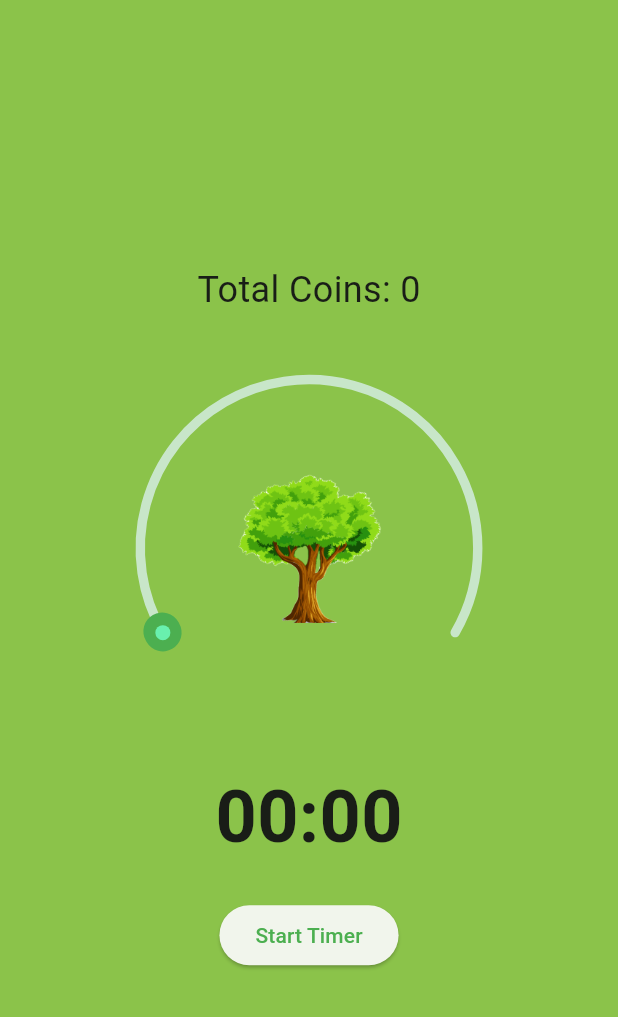
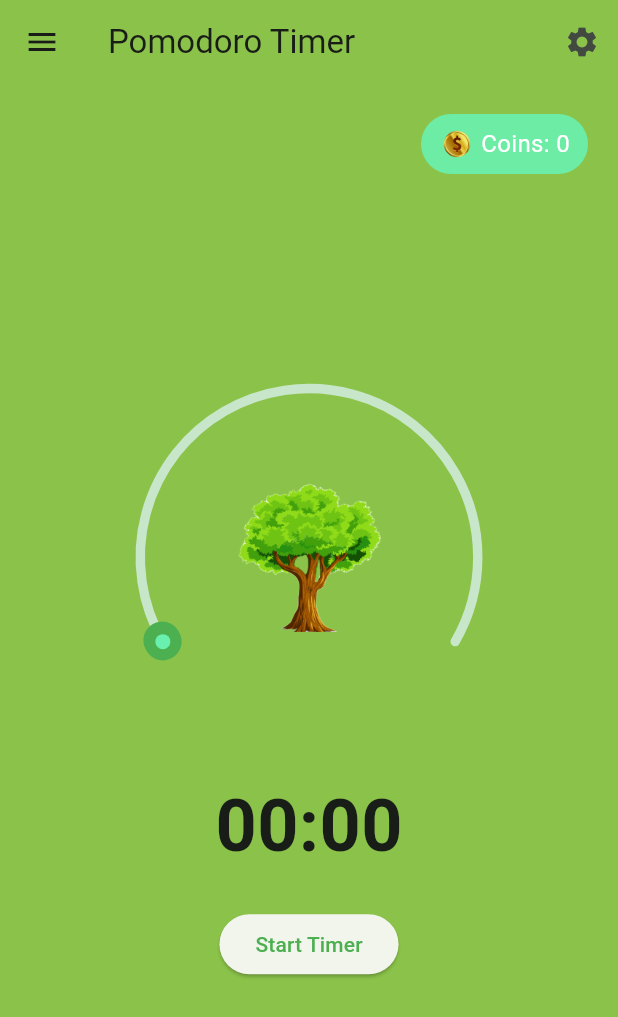
Before and after one commit to Ais3l/productivity_app_andy, a Flutter app: the screen it shows after launch, on a phone screen of 412 x 824 dp. Shown: the top 1017 px of the screen. Run offline on Flutter 3.47's test engine with Material 3 defaults, Android fonts, the light colour scheme and no system bars; drawn by our look-alikes of sleek_circular_slider.

Commit message:
gold coin image added to coin counter

```diff
--- a/lib/main.dart
+++ b/lib/main.dart
@@ -15,15 +15,15 @@ class MyApp extends StatelessWidget {
       title: 'Productivity App',
       theme: ThemeData(
         colorScheme: ColorScheme.fromSeed(
-          seedColor: Colors.green, // Use a green seed color
-          primary: Colors.green, // Primary color
-          secondary: Colors.greenAccent, // Secondary color
-          surface: Colors.lightGreen, // Surface color
-          background: Colors.green[50], // Background color
+          seedColor: Colors.green,
+          primary: Colors.green,
+          secondary: Colors.greenAccent,
+          surface: Colors.lightGreen,
+          background: Colors.green[50],
         ),
         useMaterial3: true,
       ),
-      home: const FirstPage(), // Set FirstPage as the initial home
+      home: const FirstPage(),
     );
   }
 }
@@ -50,14 +50,12 @@ class _FirstPageState extends State<FirstPage> {
 
     timer = Timer.periodic(const Duration(seconds: 1), (Timer timer) {
       if (remainingTime <= 0) {
-        // Timer completed, increase coin count
         setState(() {
           coins += 10; // Increase coins by 10
           isTimerRunning = false;
           remainingTime = 0; // Reset remaining time
         });
         timer.cancel();
-        // Show a completion message
         ScaffoldMessenger.of(context).showSnackBar(
           const SnackBar(content: Text('Pomodoro completed! You earned 10 coins!')),
         );
@@ -89,24 +87,35 @@ class _FirstPageState extends State<FirstPage> {
   @override
   Widget build(BuildContext context) {
     return Scaffold(
-      // Removed the AppBar to eliminate the "Pomodoro Timer" headline
-      body: Center(
+      appBar: AppBar(
+        title: const Text('Pomodoro Timer'),
+        actions: [
+          IconButton(
+            icon: const Icon(Icons.settings),
+            onPressed: () {
+              // Add your settings action here if needed
+            },
+          ),
+        ],
+      ),
+      body: Stack(
+        children: [
+          // Main content in the center
+          Center(
             child: Padding(
               padding: const EdgeInsets.all(16.0),
               child: Column(
                 mainAxisAlignment: MainAxisAlignment.center,
                 children: <Widget>[
-              Text('Total Coins: $coins', style: const TextStyle(fontSize: 24)),
                   const SizedBox(height: 20),
-              const SizedBox(height: 10),
                   SleekCircularSlider(
-                initialValue: timerDuration.toDouble(), // Start at 10 minutes as a double
+                    initialValue: timerDuration.toDouble(),
                     min: 10,
                     max: 120,
                     onChange: (double value) {
                       setState(() {
-                    timerDuration = value.toInt(); // Update timer duration
-                    remainingTime = timerDuration * 60; // Update remaining time for display
+                        timerDuration = value.toInt();
+                        remainingTime = timerDuration * 60;
                       });
                     },
                     appearance: CircularSliderAppearance(
@@ -115,24 +124,22 @@ class _FirstPageState extends State<FirstPage> {
                         trackColor: Colors.green[100],
                         progressBarColor: Colors.green,
                       ),
-                  size: 250, // Size of the circular slider
+                      size: 250,
                     ),
-                // Add an image inside the slider
                     innerWidget: (double value) {
                       return Column(
                         mainAxisAlignment: MainAxisAlignment.center,
                         children: [
                           Image.asset(
-                        'images/tree.png', // Updated path to the image
+                            'images/tree.png',
                             fit: BoxFit.cover,
-                        height: 100, // Adjust height as needed
+                            height: 100,
                           ),
                         ],
                       );
                     },
                   ),
                   const SizedBox(height: 20),
-              // Move the countdown timer display to the bottom
                   Text(
                     formattedTime,
                     style: const TextStyle(fontSize: 48, fontWeight: FontWeight.bold),
@@ -145,6 +152,34 @@ class _FirstPageState extends State<FirstPage> {
                 ],
               ),
             ),
+          ),
+          // Coin counter with image in the top-right corner
+          Positioned(
+            top: 20,
+            right: 20,
+            child: Container(
+              padding: const EdgeInsets.symmetric(horizontal: 12, vertical: 8),
+              decoration: BoxDecoration(
+                color: Colors.greenAccent.withOpacity(0.9),
+                borderRadius: BorderRadius.circular(20),
+              ),
+              child: Row(
+                children: [
+                  Image.asset(
+                    'images/gold_coin.png', // Displays the gold coin image
+                    height: 24,
+                    width: 24,
+                  ),
+                  const SizedBox(width: 4),
+                  Text(
+                    'Coins: $coins',
+                    style: const TextStyle(color: Colors.white, fontSize: 16),
+                  ),
+                ],
+              ),
+            ),
+          ),
+        ],
       ),
       drawer: Drawer(
         child: ListView(
@@ -163,8 +198,7 @@ class _FirstPageState extends State<FirstPage> {
             ListTile(
               title: const Text('Timer'),
               onTap: () {
-                Navigator.pop(context); // Close the drawer
-                // Navigate back to the home page (FirstPage)
+                Navigator.pop(context);
                 Navigator.pushReplacement(
                   context,
                   MaterialPageRoute(builder: (context) => const FirstPage()),
@@ -174,7 +208,7 @@ class _FirstPageState extends State<FirstPage> {
             ListTile(
               title: const Text('Second Page'),
               onTap: () {
-                Navigator.pop(context); // Close the drawer
+                Navigator.pop(context);
                 Navigator.push(
                   context,
                   MaterialPageRoute(builder: (context) => const SecondPage()),
@@ -184,7 +218,7 @@ class _FirstPageState extends State<FirstPage> {
             ListTile(
               title: const Text('Third Page'),
               onTap: () {
-                Navigator.pop(context); // Close the drawer
+                Navigator.pop(context);
                 Navigator.push(
                   context,
                   MaterialPageRoute(builder: (context) => const ThirdPage()),
--- a/pubspec.yaml
+++ b/pubspec.yaml
@@ -62,6 +62,7 @@ flutter:
   # To add assets to your application, add an assets section, like this:
   assets:
     - images/tree.png
+    - images/gold_coin.png
   #   - images/a_dot_burr.jpeg
   #   - images/a_dot_ham.jpeg
 
```
Also changed, not shown: images/gold_coin.png (added). Lines whose indentation alone changed are shown as unchanged.
